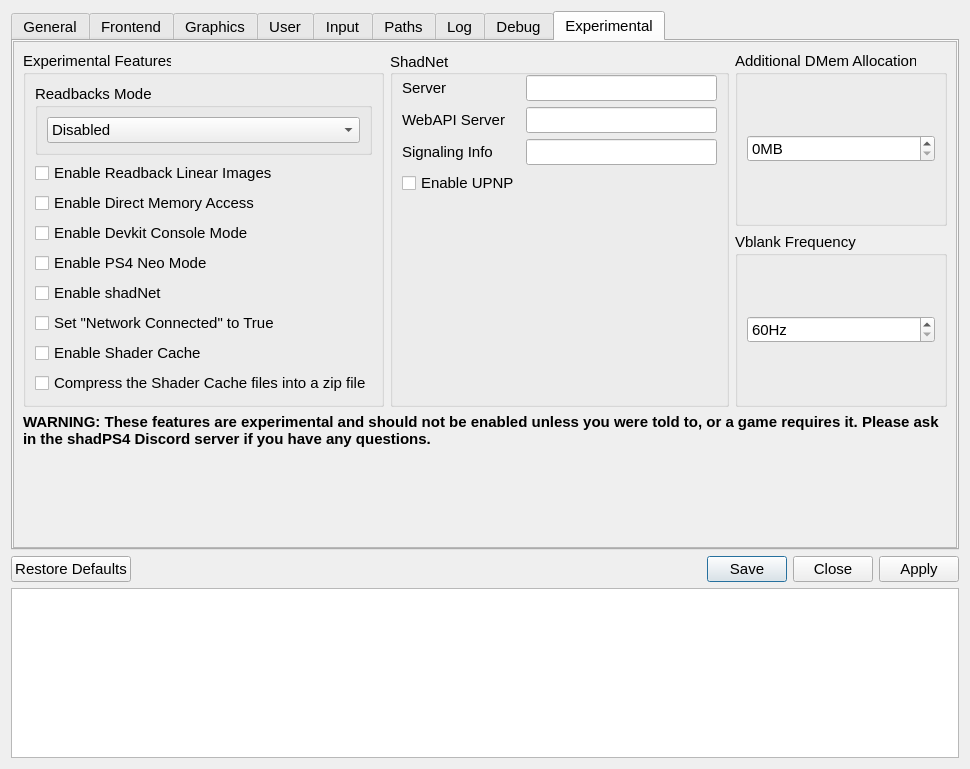
Old version of the form src/qt_gui/settings_dialog.ui in the repository shadps4-emu/shadps4-qtlauncher.
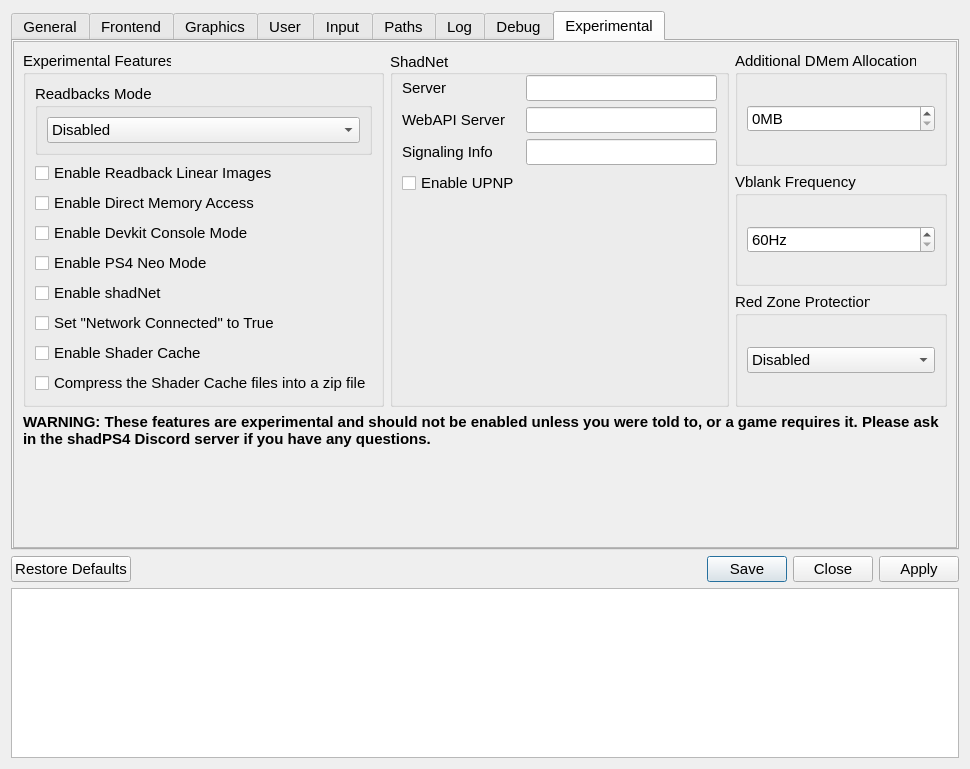
New version of the form. The open tabs and pages were chosen to show the change. Icons and pictures are not drawn.

Commit message:
Settings Dialog: Add red zone setting, update emulator_settings files to be same as emulator (#413)
* Settings Dialog: Add red zone setting

* hide red zone groupbox if not on Windows

* change ifndef Q_OS_WIN to _WIN32

```diff
--- a/src/qt_gui/settings_dialog.ui
+++ b/src/qt_gui/settings_dialog.ui
@@ -2377,7 +2377,7 @@
          <x>0</x>
          <y>0</y>
          <width>946</width>
-         <height>491</height>
+         <height>484</height>
         </rect>
        </property>
        <property name="sizePolicy">
@@ -2700,6 +2700,29 @@
                 </layout>
                </widget>
               </item>
+              <item>
+               <widget class="QGroupBox" name="redZoneGroupBox">
+                <property name="title">
+                 <string>Red Zone Protection</string>
+                </property>
+                <layout class="QVBoxLayout" name="verticalLayout_20">
+                 <item>
+                  <widget class="QComboBox" name="redZoneComboBox">
+                   <item>
+                    <property name="text">
+                     <string>Disabled</string>
+                    </property>
+                   </item>
+                   <item>
+                    <property name="text">
+                     <string>Static Patching</string>
+                    </property>
+                   </item>
+                  </widget>
+                 </item>
+                </layout>
+               </widget>
+              </item>
              </layout>
             </item>
            </layout>
```
Left out of the diff: 18 changed lines with no effect on the pictures. The commit also changes 6 other files.
